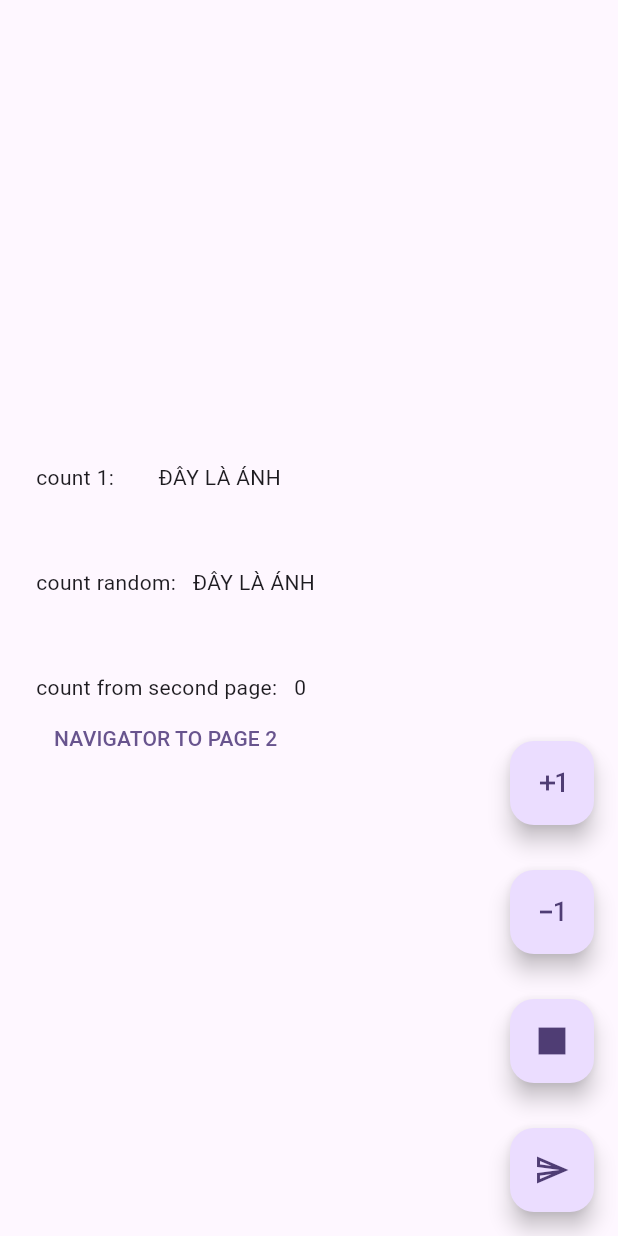
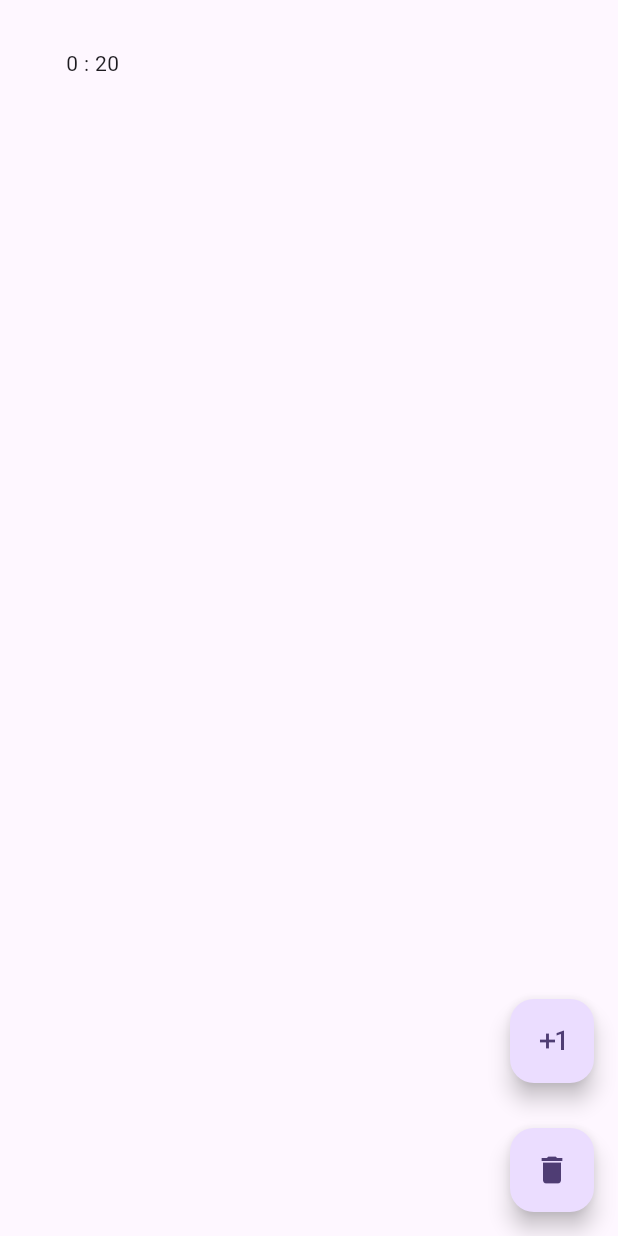
Before and after one commit to Sakeshioyaki/flutter_example, a Flutter app: the screen it shows after launch, after a tap on the "exposure plus 1" icon, on a phone screen of 412 x 824 dp. Run offline on Flutter 3.47's test engine with Material 3 defaults, Android fonts, the phone set to English and light mode, and no system bars; our stand-ins replace equatable, flutter_bloc.

Commit message:
using  provider

```diff
--- a/lib/main.dart
+++ b/lib/main.dart
@@ -1,6 +1,7 @@
 import 'package:flutter/material.dart';
 import 'package:flutter_bloc/flutter_bloc.dart';
 import 'package:flutter_example/bloc_cubit/my_bloc_cubit/my_bloc_page.dart';
+import 'package:flutter_example/provider/my_provider_page.dart';
 
 import 'bloc_cubit/bloc_cubit_2/second_bloc_cubit.dart';
 
@@ -13,35 +14,21 @@ class MyApp extends StatelessWidget {
 
   @override
   Widget build(BuildContext context) {
-    // return MaterialApp(
-    //   title: 'Flutter Demo',
-    //   theme: ThemeData(
-    //     colorScheme: ColorScheme.fromSeed(seedColor: Colors.deepPurple),
-    //     useMaterial3: true,
-    //   ),
-    //   home: const MyHomePage(title: 'Flutter Demo Home Page'),
-    // );
-    return MultiBlocProvider(
-        providers: [
-          BlocProvider<SecondBlocCubit>(
-            create: (BuildContext context) => SecondBlocCubit(),
-          ),
-        ],
-        child: MaterialApp(
-          title: 'Flutter Demo',
-          theme: ThemeData(
-            colorScheme: ColorScheme.fromSeed(seedColor: Colors.deepPurple),
-            useMaterial3: true,
-          ),
-          home: const MyHomePage(title: 'Flutter Demo Home Page'),
-        ));
+    return MaterialApp(
+      title: 'Flutter Demo',
+      theme: ThemeData(
+        colorScheme: ColorScheme.fromSeed(seedColor: Colors.deepPurple),
+        useMaterial3: true,
+      ),
+      home: const MyHomePage(),
+    );
   }
 }
 
 class MyHomePage extends StatefulWidget {
-  final String title;
-
-  const MyHomePage({super.key, required this.title});
+  const MyHomePage({
+    super.key,
+  });
   @override
   State<MyHomePage> createState() => _MyHomePageState();
 }
@@ -49,6 +36,6 @@ class MyHomePage extends StatefulWidget {
 class _MyHomePageState extends State<MyHomePage> {
   @override
   Widget build(BuildContext context) {
-    return const MyBlocPage();
+    return const MyProviderPage();
   }
 }
--- /dev/null
+++ b/lib/provider/my_provider_controller.dart
@@ -0,0 +1,16 @@
+import 'dart:math';
+
+import 'package:flutter/foundation.dart';
+
+class MyProviderController extends ChangeNotifier {
+  final List<int> items = [];
+  void add() {
+    items.add(Random().nextInt(100));
+    notifyListeners();
+  }
+
+  void removeAll() {
+    items.clear();
+    notifyListeners();
+  }
+}
--- /dev/null
+++ b/lib/provider/my_provider_page.dart
@@ -0,0 +1,93 @@
+import 'dart:math';
+
+import 'package:flutter/material.dart';
+import 'package:flutter_example/provider/my_provider_controller.dart';
+import 'package:provider/provider.dart';
+
+class MyProviderPage extends StatelessWidget {
+  const MyProviderPage({
+    Key? key,
+  }) : super(key: key);
+
+  @override
+  Widget build(BuildContext context) {
+    return ChangeNotifierProvider(
+      create: (context) {
+        return MyProviderController();
+      },
+      child: const MyBlocChildPage(),
+    );
+  }
+}
+
+class MyBlocChildPage extends StatefulWidget {
+  const MyBlocChildPage({Key? key}) : super(key: key);
+
+  @override
+  State<MyBlocChildPage> createState() => _MyBlocChildPageState();
+}
+
+class _MyBlocChildPageState extends State<MyBlocChildPage> {
+  late final MyProviderController _controller;
+  @override
+  void initState() {
+    super.initState();
+    _controller = context.read<MyProviderController>();
+    //can't using "Provider.of<T>(context) == context.watch<T>()" outside of the build() method.
+    // But if you still want to use it, then you need to set the listen parameter to false.
+    // context.watch<T>(), which makes the widget listen to changes on T
+    // context.read<T>(), which returns T without listening to it
+    // context.select<T, R>(R cb(T value)), which allows a widget to listen to only a small part of T.
+  }
+
+  @override
+  Widget build(BuildContext context) {
+    print('REBUILD - ${Random().nextInt(100)}');
+    return Scaffold(
+      body: Padding(
+        padding: const EdgeInsets.all(24.0),
+        child: Consumer<MyProviderController>(
+          builder: (context, controller, child) {
+            return ListView.builder(
+              itemCount: _controller.items.length,
+              itemBuilder: (context, index) {
+                return Padding(
+                  padding: const EdgeInsets.symmetric(
+                    vertical: 8,
+                    horizontal: 20,
+                  ),
+                  child: Text("$index : ${_controller.items[index]}"),
+                );
+              },
+            );
+          },
+        ),
+      ),
+      floatingActionButton: Column(
+        mainAxisAlignment: MainAxisAlignment.end,
+        children: [
+          FloatingActionButton(
+            onPressed: () {
+              _controller.add();
+            },
+            tooltip: 'Increment',
+            child: const Icon(Icons.exposure_plus_1),
+          ),
+          const SizedBox(height: 30),
+          FloatingActionButton(
+            onPressed: () {
+              _controller.removeAll();
+            },
+            tooltip: 'prople',
+            child: const Icon(Icons.delete),
+          ),
+        ],
+      ),
+    );
+  }
+
+  @override
+  void dispose() {
+    super.dispose();
+  }
+}
--- a/pubspec.yaml
+++ b/pubspec.yaml
@@ -37,6 +37,7 @@ dependencies:
   cupertino_icons: ^1.0.2
   flutter_bloc: ^8.1.3
   equatable: ^2.0.5
+  provider: ^6.1.1
 
 dev_dependencies:
   flutter_test:
```
Also changed, not shown: pubspec.lock, 1 other file.
